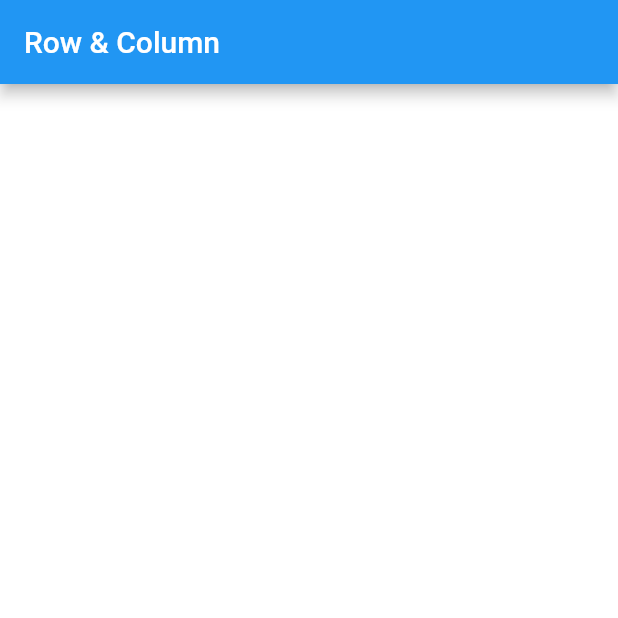
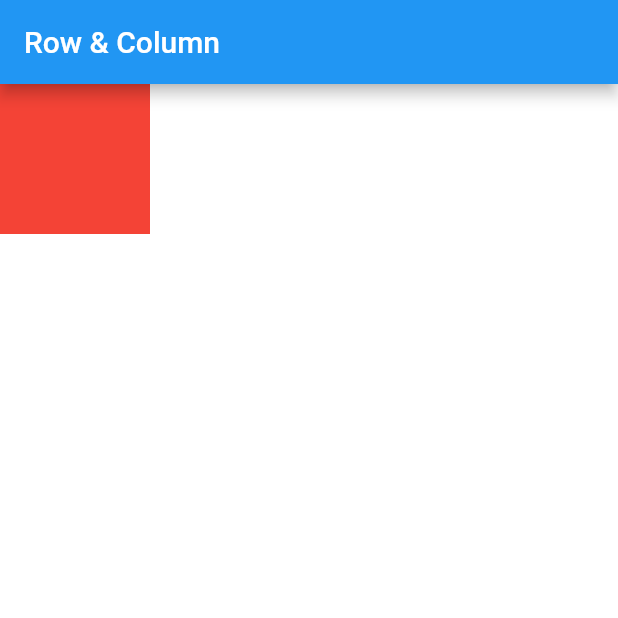
Before and after one commit to Naruse-Kazuki/Row_Column_Widget, a Flutter app: the screen it shows after launch, on a phone screen of 412 x 824 dp, the top half of it. Run offline on Flutter 3.47's test engine with Material 2 defaults, Android fonts, the phone set to English and light mode, and no system bars.

Commit message:
Add_color

```diff
--- a/lib/main.dart
+++ b/lib/main.dart
@@ -21,7 +21,7 @@ class MyApp extends StatelessWidget {
               Container(
                 height: 100,
                 width: 100,
-//                color: Colors.red,
+                color: Colors.red,
 //                child: Text('Container 1'),
               )
             ],
```
